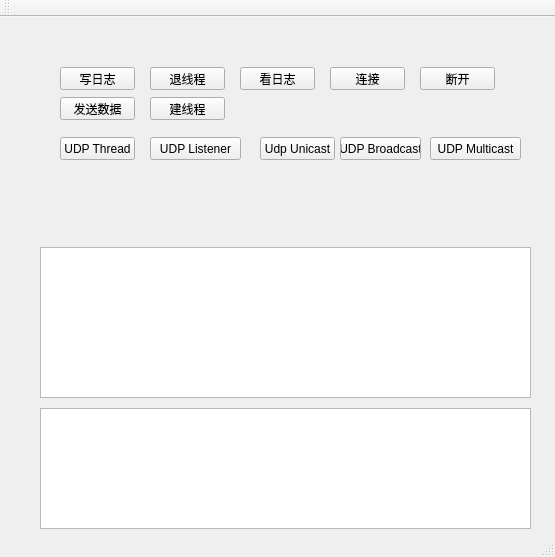
Qt form FuturePmsSolution/PlatformCentralClient/mainwindow.ui (Anne081031/WinParkUI) before a commit.
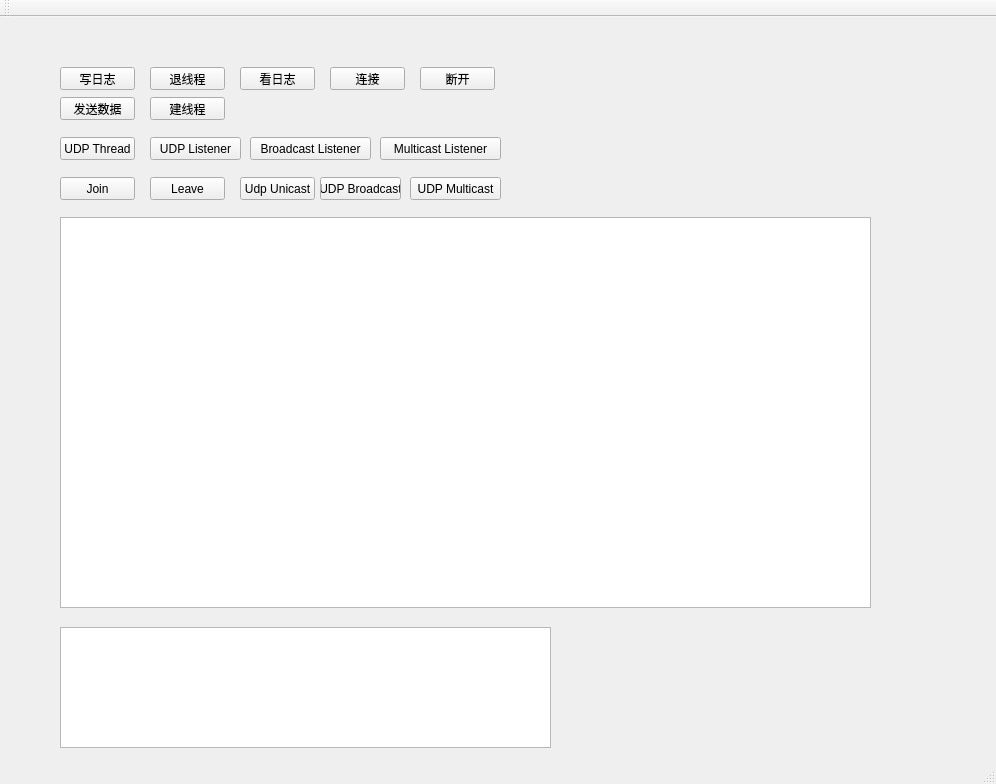
The same form after that commit.

```diff
--- a/FuturePmsSolution/PlatformCentralClient/mainwindow.ui
+++ b/FuturePmsSolution/PlatformCentralClient/mainwindow.ui
@@ -6,8 +6,8 @@
    <rect>
     <x>0</x>
     <y>0</y>
-    <width>555</width>
-    <height>557</height>
+    <width>996</width>
+    <height>784</height>
    </rect>
   </property>
   <property name="windowTitle">
@@ -108,8 +108,8 @@
    <widget class="QListWidget" name="listWidget">
     <property name="geometry">
      <rect>
-      <x>40</x>
-      <y>391</y>
+      <x>60</x>
+      <y>610</y>
       <width>491</width>
       <height>121</height>
      </rect>
@@ -118,10 +118,10 @@
    <widget class="QTextEdit" name="textEdit">
     <property name="geometry">
      <rect>
-      <x>40</x>
-      <y>230</y>
-      <width>491</width>
-      <height>151</height>
+      <x>60</x>
+      <y>200</y>
+      <width>811</width>
+      <height>391</height>
      </rect>
     </property>
    </widget>
@@ -154,8 +154,8 @@
    <widget class="QPushButton" name="pushButton_10">
     <property name="geometry">
      <rect>
-      <x>260</x>
-      <y>120</y>
+      <x>240</x>
+      <y>160</y>
       <width>75</width>
       <height>23</height>
      </rect>
@@ -167,8 +167,8 @@
    <widget class="QPushButton" name="pushButton_11">
     <property name="geometry">
      <rect>
-      <x>340</x>
-      <y>120</y>
+      <x>320</x>
+      <y>160</y>
       <width>81</width>
       <height>23</height>
      </rect>
@@ -180,8 +180,8 @@
    <widget class="QPushButton" name="pushButton_12">
     <property name="geometry">
      <rect>
-      <x>430</x>
-      <y>120</y>
+      <x>410</x>
+      <y>160</y>
       <width>91</width>
       <height>23</height>
      </rect>
@@ -190,6 +190,58 @@
      <string>UDP Multicast</string>
     </property>
    </widget>
+   <widget class="QPushButton" name="pushButton_13">
+    <property name="geometry">
+     <rect>
+      <x>60</x>
+      <y>160</y>
+      <width>75</width>
+      <height>23</height>
+     </rect>
+    </property>
+    <property name="text">
+     <string>Join</string>
+    </property>
+   </widget>
+   <widget class="QPushButton" name="pushButton_14">
+    <property name="geometry">
+     <rect>
+      <x>150</x>
+      <y>160</y>
+      <width>75</width>
+      <height>23</height>
+     </rect>
+    </property>
+    <property name="text">
+     <string>Leave</string>
+    </property>
+   </widget>
+   <widget class="QPushButton" name="pushButton_15">
+    <property name="geometry">
+     <rect>
+      <x>250</x>
+      <y>120</y>
+      <width>121</width>
+      <height>23</height>
+     </rect>
+    </property>
+    <property name="text">
+     <string>Broadcast Listener</string>
+    </property>
+   </widget>
+   <widget class="QPushButton" name="pushButton_16">
+    <property name="geometry">
+     <rect>
+      <x>380</x>
+      <y>120</y>
+      <width>121</width>
+      <height>23</height>
+     </rect>
+    </property>
+    <property name="text">
+     <string>Multicast Listener</string>
+    </property>
+   </widget>
   </widget>
   <widget class="QMenuBar" name="menuBar">
    <property name="geometry">
```
Left out of the diff: 2 changed lines with no effect on the pictures.
